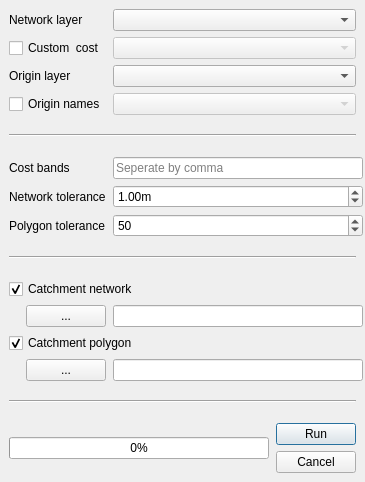
Qt form catchment_analyser_dialog_base.ui (OpenDigitalWorks/CatchmentAnalyser) before a commit.
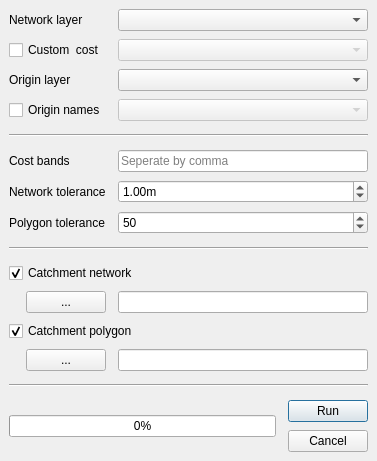
The same form after that commit.

```diff
--- a/catchment_analyser_dialog_base.ui
+++ b/catchment_analyser_dialog_base.ui
@@ -6,26 +6,26 @@
    <rect>
     <x>0</x>
     <y>0</y>
-    <width>365</width>
-    <height>482</height>
+    <width>370</width>
+    <height>461</height>
    </rect>
   </property>
   <property name="sizePolicy">
-   <sizepolicy hsizetype="Fixed" vsizetype="Fixed">
+   <sizepolicy hsizetype="Preferred" vsizetype="Preferred">
     <horstretch>0</horstretch>
     <verstretch>0</verstretch>
    </sizepolicy>
   </property>
   <property name="minimumSize">
    <size>
-    <width>365</width>
-    <height>482</height>
+    <width>0</width>
+    <height>0</height>
    </size>
   </property>
   <property name="maximumSize">
    <size>
-    <width>365</width>
-    <height>482</height>
+    <width>8000</width>
+    <height>8000</height>
    </size>
   </property>
   <property name="windowTitle">
@@ -65,15 +65,15 @@
       <number>0</number>
      </property>
      <property name="horizontalSpacing">
-      <number>7</number>
+      <number>12</number>
      </property>
      <property name="verticalSpacing">
-      <number>6</number>
+      <number>8</number>
      </property>
      <item row="0" column="1" colspan="2">
       <widget class="QComboBox" name="networkCombo">
        <property name="sizePolicy">
-        <sizepolicy hsizetype="Minimum" vsizetype="Fixed">
+        <sizepolicy hsizetype="Preferred" vsizetype="Fixed">
          <horstretch>0</horstretch>
          <verstretch>0</verstretch>
         </sizepolicy>
@@ -132,7 +132,7 @@
      <item row="2" column="1" colspan="2">
       <widget class="QComboBox" name="originsCombo">
        <property name="sizePolicy">
-        <sizepolicy hsizetype="Minimum" vsizetype="Fixed">
+        <sizepolicy hsizetype="Preferred" vsizetype="Fixed">
          <horstretch>0</horstretch>
          <verstretch>0</verstretch>
         </sizepolicy>
@@ -142,7 +142,7 @@
      <item row="5" column="0" colspan="3">
       <widget class="Line" name="line">
        <property name="sizePolicy">
-        <sizepolicy hsizetype="MinimumExpanding" vsizetype="Fixed">
+        <sizepolicy hsizetype="Preferred" vsizetype="Fixed">
          <horstretch>0</horstretch>
          <verstretch>0</verstretch>
         </sizepolicy>
@@ -168,7 +168,7 @@
      <item row="8" column="1" colspan="2">
       <widget class="QDoubleSpinBox" name="networkTolSpin">
        <property name="sizePolicy">
-        <sizepolicy hsizetype="Fixed" vsizetype="Preferred">
+        <sizepolicy hsizetype="Preferred" vsizetype="Preferred">
          <horstretch>0</horstretch>
          <verstretch>0</verstretch>
         </sizepolicy>
@@ -229,7 +229,7 @@
      <item row="14" column="1" colspan="2">
       <widget class="QLineEdit" name="networkText">
        <property name="sizePolicy">
-        <sizepolicy hsizetype="Fixed" vsizetype="Fixed">
+        <sizepolicy hsizetype="Preferred" vsizetype="Fixed">
          <horstretch>0</horstretch>
          <verstretch>0</verstretch>
         </sizepolicy>
@@ -332,7 +332,7 @@
        </property>
        <property name="minimumSize">
         <size>
-         <width>41</width>
+         <width>0</width>
          <height>0</height>
         </size>
        </property>
@@ -364,7 +364,7 @@
      <item row="7" column="1" colspan="2">
       <widget class="QLineEdit" name="distancesText">
        <property name="sizePolicy">
-        <sizepolicy hsizetype="Fixed" vsizetype="Preferred">
+        <sizepolicy hsizetype="Preferred" vsizetype="Preferred">
          <horstretch>0</horstretch>
          <verstretch>0</verstretch>
         </sizepolicy>
@@ -408,7 +408,7 @@
      <item row="9" column="1" colspan="2">
       <widget class="QDoubleSpinBox" name="polygonTolSpin">
        <property name="sizePolicy">
-        <sizepolicy hsizetype="Fixed" vsizetype="Fixed">
+        <sizepolicy hsizetype="Preferred" vsizetype="Fixed">
          <horstretch>0</horstretch>
          <verstretch>0</verstretch>
         </sizepolicy>
@@ -499,6 +499,12 @@
      </item>
      <item row="16" column="1" colspan="2">
       <widget class="QLineEdit" name="polygonText">
+       <property name="sizePolicy">
+        <sizepolicy hsizetype="Preferred" vsizetype="Fixed">
+         <horstretch>0</horstretch>
+         <verstretch>0</verstretch>
+        </sizepolicy>
+       </property>
        <property name="minimumSize">
         <size>
          <width>250</width>
```
